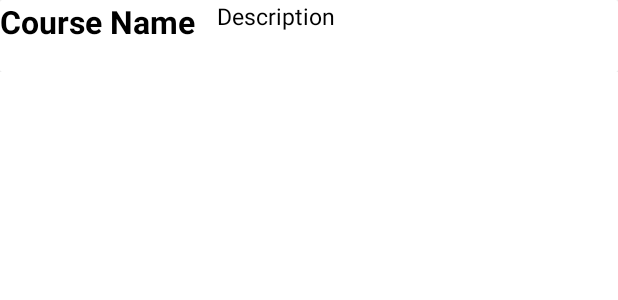
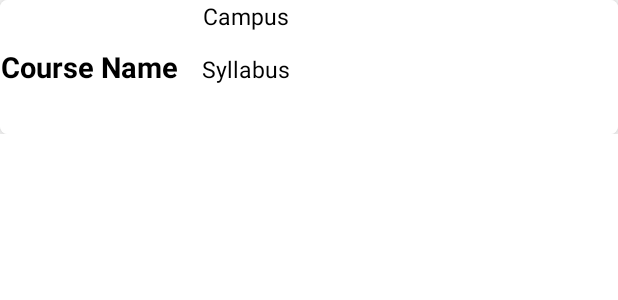
Before and after one commit to gmadhuri10/Automating-PhD-Admission-1, an Android app: the layout my_search_row.xml on its own in the app's theme, with its tools: preview values and no code run, on a phone screen of 412 x 824 dp. Shown: the top 300 px of the screen. Run offline under Robolectric (Android 15) with nearby library versions, the light colour scheme and no system bars.

Commit message:
Rectified Display course in recycler view

```diff
--- a/app/src/main/java/com/winash/uniapp/MainActivity.java
+++ b/app/src/main/java/com/winash/uniapp/MainActivity.java
@@ -1,6 +1,7 @@
 package com.winash.uniapp;
 
 import androidx.appcompat.app.AppCompatActivity;
+import androidx.appcompat.app.AppCompatDelegate;
 
 import android.content.Intent;
 import android.net.Uri;
@@ -17,6 +18,7 @@ public class MainActivity extends AppCompatActivity implements View.OnClickListe
     protected void onCreate(Bundle savedInstanceState) {
         super.onCreate(savedInstanceState);
         setContentView(R.layout.activity_main);
+        AppCompatDelegate.setDefaultNightMode(AppCompatDelegate.MODE_NIGHT_NO);
         Register=(TextView) findViewById(R.id.RegisterMain);
         Login=(TextView) findViewById(R.id.LoginMain);
         Register.setOnClickListener(this);
--- a/app/src/main/res/layout/fragment_search_course.xml
+++ b/app/src/main/res/layout/fragment_search_course.xml
@@ -11,11 +11,11 @@
     >
 
     <SearchView
+        android:id="@+id/Search_course_field"
         android:layout_width="match_parent"
         android:layout_height="wrap_content"
-        android:queryHint="Search here"
         android:iconifiedByDefault="false"
-        android:id="@+id/Search_course_field">
+        android:queryHint="Search here">
 
     </SearchView>
 
--- a/app/src/main/res/layout/my_search_row.xml
+++ b/app/src/main/res/layout/my_search_row.xml
@@ -15,11 +15,13 @@
         app:layout_constraintEnd_toEndOf="parent"
         app:layout_constraintStart_toStartOf="parent"
         app:layout_constraintTop_toTopOf="parent"
-        android:background="@color/white">
+        android:background="@color/white"
+        app:cardElevation="8dp"
+        app:cardCornerRadius="5dp">
 
         <androidx.constraintlayout.widget.ConstraintLayout
             android:layout_width="match_parent"
-            android:layout_height="match_parent"
+            android:layout_height="89dp"
             android:background="@color/white">
 
             <TextView
@@ -29,8 +31,9 @@
                 android:inputType="text"
                 android:minHeight="48dp"
                 android:text="Course Name"
+                android:gravity="center"
                 android:textColor="@color/black"
-                android:textSize="21dp"
+                android:textSize="19dp"
                 android:textStyle="bold"
                 app:layout_constraintBottom_toBottomOf="parent"
                 app:layout_constraintEnd_toEndOf="parent"
@@ -40,11 +43,11 @@
                 app:layout_constraintVertical_bias="0.0" />
 
             <TextView
-                android:id="@+id/CourseDescriptionDisplay"
+                android:id="@+id/CourseCampusDisplay"
                 android:layout_width="wrap_content"
                 android:layout_height="wrap_content"
-                android:inputType="textMultiLine"
-                android:text="Description"
+                android:inputType="text"
+                android:text="Campus"
                 android:textColor="@color/black"
                 android:textSize="15dp"
                 app:layout_constraintBottom_toBottomOf="parent"
@@ -54,6 +57,21 @@
                 app:layout_constraintTop_toTopOf="parent"
                 app:layout_constraintVertical_bias="0.0" />
 
+            <TextView
+                android:id="@+id/CourseSyllabusDisplay"
+                android:layout_width="wrap_content"
+                android:layout_height="wrap_content"
+                android:inputType="textMultiLine"
+                android:text="Syllabus"
+                android:textColor="@color/black"
+                android:textSize="15dp"
+                app:layout_constraintBottom_toBottomOf="parent"
+                app:layout_constraintEnd_toEndOf="parent"
+                app:layout_constraintHorizontal_bias="0.071"
+                app:layout_constraintStart_toEndOf="@+id/CourseNameDisplay"
+                app:layout_constraintTop_toBottomOf="@+id/CourseCampusDisplay"
+                app:layout_constraintVertical_bias="0.3" />
+
 
         </androidx.constraintlayout.widget.ConstraintLayout>
     </androidx.cardview.widget.CardView>
--- a/app/src/main/res/navigation/mobile_navigation.xml
+++ b/app/src/main/res/navigation/mobile_navigation.xml
@@ -26,5 +26,5 @@
         android:id="@+id/FAQ"
         android:name="com.winash.uniapp.ui.FAQ.FAQ"
         android:label="@string/menu_faq"
-        tools:layout="@layout/fragment_faq"/>
+        tools:layout="@layout/fragment_faq" />
 </navigation>
```
Also changed, not shown: app/src/main/java/com/winash/uniapp/ui/AddCourse/AddCourse.java (+4 -4 lines), app/src/main/java/com/winash/uniapp/ui/AddCourse/Course.java (+64 -10 lines), app/src/main/java/com/winash/uniapp/ui/SearchCourse/SearchCourse.java (+38 -6 lines), app/src/main/java/com/winash/uniapp/ui/SearchCourse/SearchCourseAdapter.java (+22 -10 lines).
